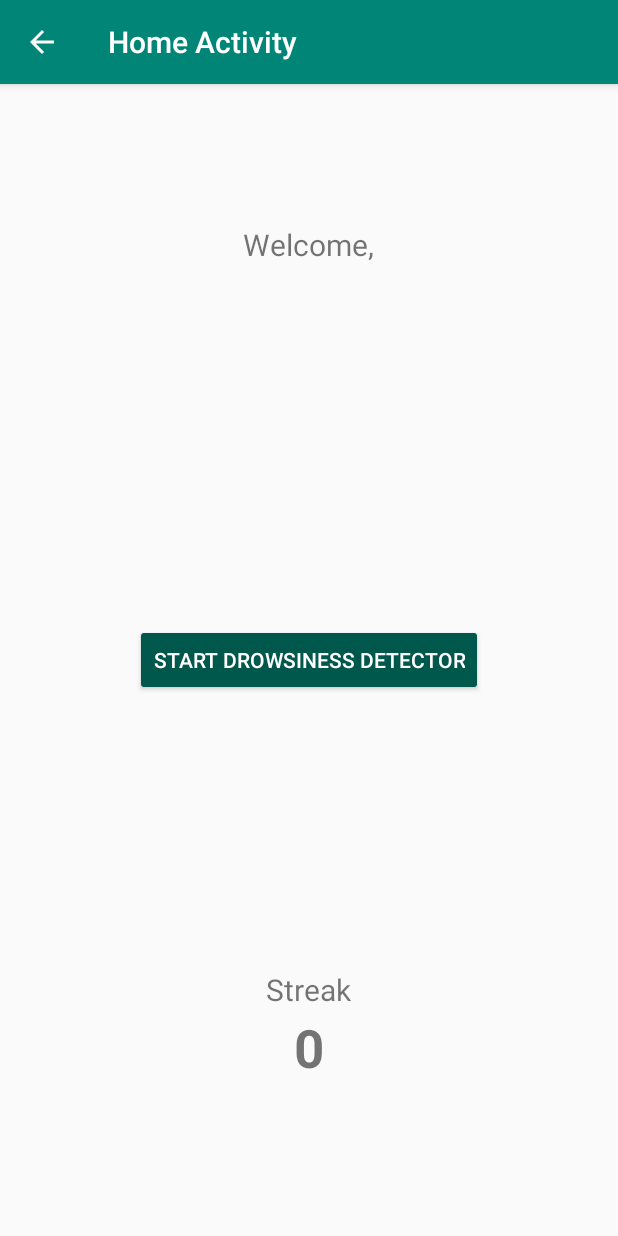
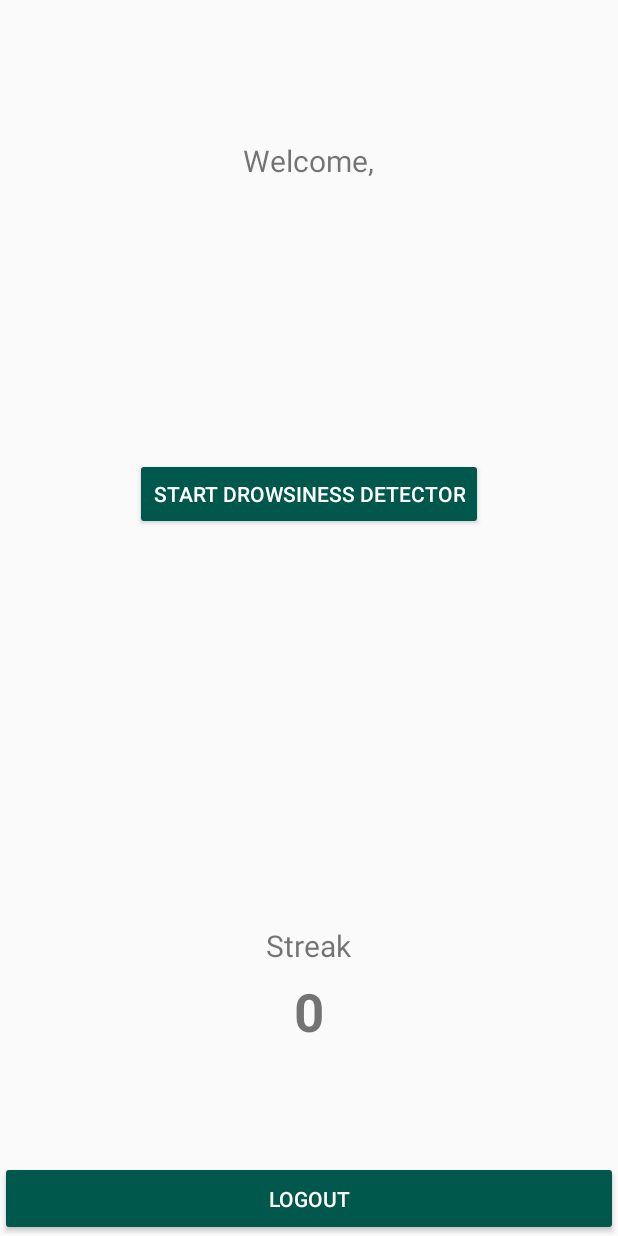
Before and after one commit to mghosal10/Drowsiness-Detection, an Android app: the HomeActivity screen opened directly, with no data from a screen before it, on a phone screen of 412 x 824 dp. Run offline under Robolectric (Android 15) with nearby library versions, the phone set to English and light mode, and no system bars; our stand-ins replace Firebase (no records; nobody signed in at launch, a user with empty details on screens opened directly).

Commit message:
Adding logout functionality

```diff
--- a/Android/DrowsinessDetector/app/src/main/java/com/example/drowsinessdetector/HomeActivity.java
+++ b/Android/DrowsinessDetector/app/src/main/java/com/example/drowsinessdetector/HomeActivity.java
@@ -11,13 +11,19 @@ import android.content.pm.PackageManager;
 import android.os.Bundle;
 import android.util.Log;
 import android.view.View;
+import android.widget.Button;
 import android.widget.TextView;
+
+import com.google.firebase.auth.FirebaseAuth;
 
 public class HomeActivity extends AppCompatActivity {
 
     public static final String EXTRA_MESSAGE =
             "com.example.android.twoactivities.extra.MESSAGE";
     private int mStreak = 0;
+    private Button buttonLogout;
+
+    FirebaseAuth firebaseAuth;
 
     private final int CAMERA_PERMISSION_REQUEST = 0;
 
@@ -36,11 +42,25 @@ public class HomeActivity extends AppCompatActivity {
         String username = intent.getStringExtra(MainActivity.EXTRA_MESSAGE);
         TextView usernameDisplay = findViewById(R.id.username_display);
         usernameDisplay.setText(username);
+        buttonLogout = findViewById(R.id.logout_button);
 
         TextView streakDisplay = findViewById(R.id.streak_value);
         streakDisplay.setText(Integer.toString(mStreak));
 
         Log.d("HomeActivity", "onCreate(): Has camera: " + deviceHasCamera(this));
+
+        // Logout
+        buttonLogout.setOnClickListener(new View.OnClickListener() {
+            @Override
+            public void onClick(View view) {
+                // Signout from firebase
+                firebaseAuth.getInstance().signOut();
+                // After signout, go to the Login page
+                Intent intent = new Intent(HomeActivity.this, MainActivity.class);
+                startActivity(intent);
+            }
+        });
+
     }
 
     // Called when user decides to grant a permission or not
--- a/Android/DrowsinessDetector/app/src/main/java/com/example/drowsinessdetector/MainActivity.java
+++ b/Android/DrowsinessDetector/app/src/main/java/com/example/drowsinessdetector/MainActivity.java
@@ -86,7 +86,7 @@ public class MainActivity extends AppCompatActivity {
                             // if registration fails show an error message
                             if (!task.isSuccessful())
                             {
-                                Toast.makeText(MainActivity.this, "Sign-up unsuccessful, Please try again!", Toast.LENGTH_SHORT).show();
+                                Toast.makeText(MainActivity.this, "Registration failed!" + "\n" + task.getException().getMessage(), Toast.LENGTH_LONG).show();
                             }
                             // if registration is successful go to the same Activity
                             else {
@@ -137,7 +137,7 @@ public class MainActivity extends AppCompatActivity {
                             // if login fails show an error message
                             if(!task.isSuccessful())
                             {
-                                Toast.makeText(MainActivity.this, "LOGIN FAILED!!", Toast.LENGTH_LONG).show();
+                                Toast.makeText(MainActivity.this, "LOGIN FAILED!" + "\n" + task.getException().getMessage(), Toast.LENGTH_LONG).show();
                             }
                             // if login is successful go to the Home Activity
                             else
--- a/Android/DrowsinessDetector/app/src/main/res/layout/activity_home.xml
+++ b/Android/DrowsinessDetector/app/src/main/res/layout/activity_home.xml
@@ -5,6 +5,35 @@
     android:layout_width="match_parent"
     android:layout_height="match_parent"
     tools:context=".HomeActivity">
+
+
+    <Button
+        android:id="@+id/start_detection_button"
+        android:layout_width="wrap_content"
+        android:layout_height="wrap_content"
+        android:layout_marginTop="305dp"
+        android:layout_marginBottom="257dp"
+        android:backgroundTint="@color/colorPrimaryDark"
+        android:onClick="startCameraActivity"
+        android:text="@string/start_detector"
+        android:textColor="@android:color/white"
+        app:layout_constraintEnd_toEndOf="parent"
+        app:layout_constraintStart_toStartOf="parent"
+        app:layout_constraintTop_toTopOf="parent" />
+
+
+    <Button
+        android:id="@+id/logout_button"
+        android:layout_width="412dp"
+        android:layout_height="50dp"
+        android:backgroundTint="@color/colorPrimaryDark"
+        android:gravity="center"
+        android:text="LOGOUT"
+        android:textColor="@android:color/white"
+        app:layout_constraintBottom_toBottomOf="parent"
+        app:layout_constraintEnd_toEndOf="parent"
+        app:layout_constraintTop_toBottomOf="@+id/start_detection_button"
+        app:layout_constraintVertical_bias="1.0" />
 
     <TextView
         android:id="@+id/streak_label"
@@ -18,32 +47,7 @@
         app:layout_constraintHorizontal_bias="0.498"
         app:layout_constraintStart_toStartOf="parent"
         app:layout_constraintTop_toBottomOf="@+id/start_detection_button"
-        app:layout_constraintVertical_bias="1.0" />
-
-    <TextView
-        android:id="@+id/streak_value"
-        android:layout_width="77dp"
-        android:layout_height="45dp"
-        android:layout_marginBottom="104dp"
-        android:gravity="center"
-        android:textSize="35sp"
-        android:textStyle="bold"
-        app:layout_constraintBottom_toBottomOf="parent"
-        app:layout_constraintEnd_toEndOf="parent"
-        app:layout_constraintStart_toStartOf="parent" />
-
-    <Button
-        android:id="@+id/start_detection_button"
-        android:layout_width="wrap_content"
-        android:layout_height="wrap_content"
-        android:backgroundTint="@color/colorPrimaryDark"
-        android:text="@string/start_detector"
-        android:textColor="@android:color/white"
-        android:onClick="startCameraActivity"
-        app:layout_constraintBottom_toBottomOf="parent"
-        app:layout_constraintEnd_toEndOf="parent"
-        app:layout_constraintStart_toStartOf="parent"
-        app:layout_constraintTop_toTopOf="parent" />
+        app:layout_constraintVertical_bias="0.98" />
 
     <TextView
         android:id="@+id/welcome_display"
@@ -72,5 +76,17 @@
         app:layout_constraintTop_toBottomOf="@+id/welcome_display"
         app:layout_constraintVertical_bias="0.0" />
 
+    <TextView
+        android:id="@+id/streak_value"
+        android:layout_width="77dp"
+        android:layout_height="45dp"
+        android:layout_marginBottom="128dp"
+        android:gravity="center"
+        android:textSize="35sp"
+        android:textStyle="bold"
+        app:layout_constraintBottom_toBottomOf="parent"
+        app:layout_constraintEnd_toEndOf="parent"
+        app:layout_constraintStart_toStartOf="parent" />
+
 
 </androidx.constraintlayout.widget.ConstraintLayout>
--- a/Android/DrowsinessDetector/app/src/main/res/values/styles.xml
+++ b/Android/DrowsinessDetector/app/src/main/res/values/styles.xml
@@ -1,7 +1,7 @@
 <resources>
 
     <!-- Base application theme. -->
-    <style name="AppTheme" parent="Theme.AppCompat.Light.DarkActionBar">
+    <style name="AppTheme" parent="Theme.AppCompat.Light.NoActionBar">
         <!-- Customize your theme here. -->
         <item name="colorPrimary">@color/colorPrimary</item>
         <item name="colorPrimaryDark">@color/colorPrimaryDark</item>
```
